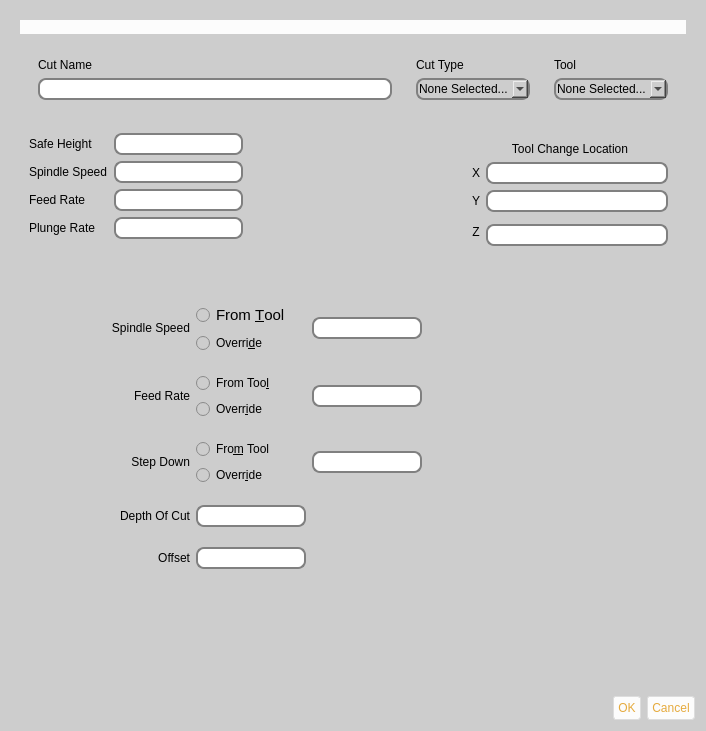
Qt form buildbotics/resources/ui/cut.ui (DougCoffland/FreeCADGCodeWB) before a commit.
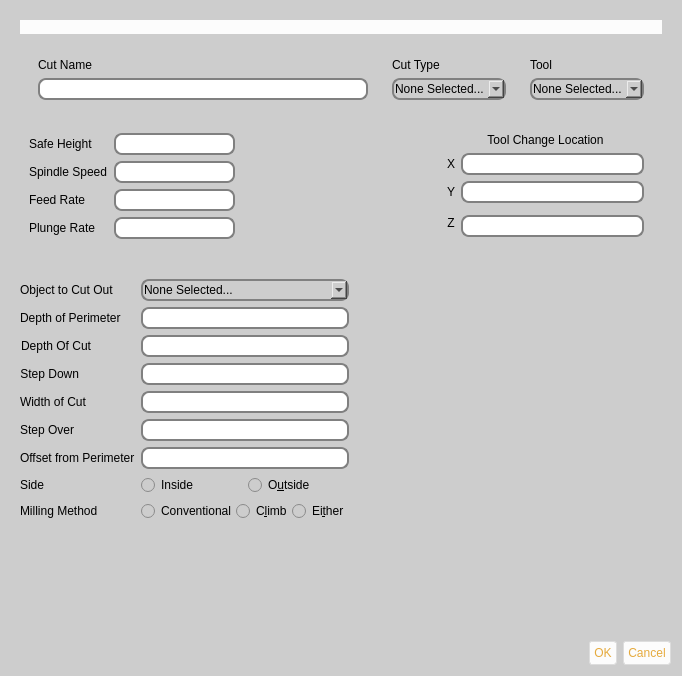
The same form after that commit. The open tabs and pages were chosen to show the change. Icons and pictures are not drawn.

Commit message: perimeter cut partially built

Diff of the .ui file:
```diff
--- a/buildbotics/resources/ui/cut.ui
+++ b/buildbotics/resources/ui/cut.ui
@@ -9,8 +9,8 @@
    <rect>
     <x>0</x>
     <y>0</y>
-    <width>706</width>
-    <height>731</height>
+    <width>682</width>
+    <height>676</height>
    </rect>
   </property>
   <property name="windowTitle">
@@ -175,7 +175,11 @@
              </widget>
             </item>
             <item>
-             <widget class="QLineEdit" name="nameLE"/>
+             <widget class="QLineEdit" name="nameLE">
+              <property name="toolTip">
+               <string>Enter a descriptive name for this cut.</string>
+              </property>
+             </widget>
             </item>
            </layout>
           </widget>
@@ -317,6 +321,12 @@
             <enum>QFrame::Raised</enum>
            </property>
            <layout class="QVBoxLayout" name="verticalLayout_4">
+            <property name="leftMargin">
+             <number>0</number>
+            </property>
+            <property name="topMargin">
+             <number>0</number>
+            </property>
             <item>
              <widget class="QLabel" name="tclL">
               <property name="text">
@@ -1051,146 +1061,242 @@
       </layout>
      </widget>
      <widget class="QWidget" name="page_4">
-      <widget class="QWidget" name="gridLayoutWidget">
-       <property name="geometry">
-        <rect>
-         <x>100</x>
-         <y>10</y>
-         <width>311</width>
-         <height>294</height>
-        </rect>
-       </property>
-       <layout class="QGridLayout" name="gridLayout">
-        <item row="3" column="0">
-         <widget class="QLabel" name="label_11">
-          <property name="text">
-           <string>Depth Of Cut</string>
-          </property>
-          <property name="alignment">
-           <set>Qt::AlignRight|Qt::AlignTrailing|Qt::AlignVCenter</set>
-          </property>
-         </widget>
-        </item>
-        <item row="3" column="1">
-         <widget class="QLineEdit" name="lineEdit_6"/>
-        </item>
-        <item row="2" column="0">
-         <widget class="QLabel" name="label_10">
-          <property name="text">
-           <string>Step Down</string>
-          </property>
-          <property name="alignment">
-           <set>Qt::AlignRight|Qt::AlignTrailing|Qt::AlignVCenter</set>
-          </property>
-         </widget>
-        </item>
-        <item row="0" column="1">
-         <layout class="QVBoxLayout" name="verticalLayout">
-          <item>
-           <widget class="QRadioButton" name="radioButton">
-            <property name="font">
-             <font>
-              <family>Cantarell</family>
-              <pointsize>11</pointsize>
-              <weight>50</weight>
-              <italic>false</italic>
-              <bold>false</bold>
-             </font>
+      <layout class="QHBoxLayout" name="horizontalLayout_15">
+       <item>
+        <layout class="QFormLayout" name="formLayout_3">
+         <item row="3" column="0">
+          <widget class="QLabel" name="perimeterDepthOfCutL">
+           <property name="text">
+            <string>Depth Of Cut</string>
+           </property>
+           <property name="alignment">
+            <set>Qt::AlignRight|Qt::AlignTrailing|Qt::AlignVCenter</set>
+           </property>
+          </widget>
+         </item>
+         <item row="4" column="0">
+          <widget class="QLabel" name="perimeterStepDownL">
+           <property name="text">
+            <string>Step Down</string>
+           </property>
+           <property name="alignment">
+            <set>Qt::AlignRight|Qt::AlignTrailing|Qt::AlignVCenter</set>
+           </property>
+          </widget>
+         </item>
+         <item row="5" column="0">
+          <widget class="QLabel" name="perimeterWidthOfCutL">
+           <property name="text">
+            <string>Width of Cut</string>
+           </property>
+          </widget>
+         </item>
+         <item row="6" column="0">
+          <widget class="QLabel" name="perimeterStepOverL">
+           <property name="text">
+            <string>Step Over</string>
+           </property>
+          </widget>
+         </item>
+         <item row="8" column="0">
+          <widget class="QLabel" name="perimeterSideL">
+           <property name="text">
+            <string>Side</string>
+           </property>
+          </widget>
+         </item>
+         <item row="8" column="1">
+          <widget class="QFrame" name="frame_20">
+           <property name="frameShape">
+            <enum>QFrame::NoFrame</enum>
+           </property>
+           <property name="frameShadow">
+            <enum>QFrame::Plain</enum>
+           </property>
+           <layout class="QHBoxLayout" name="horizontalLayout_12">
+            <property name="leftMargin">
+             <number>0</number>
             </property>
-            <property name="text">
-             <string>From &amp;Tool</string>
+            <property name="topMargin">
+             <number>0</number>
             </property>
-           </widget>
-          </item>
-          <item>
-           <widget class="QRadioButton" name="radioButton_2">
-            <property name="text">
-             <string>Overri&amp;de</string>
+            <property name="rightMargin">
+             <number>0</number>
             </property>
-           </widget>
-          </item>
-         </layout>
-        </item>
-        <item row="1" column="2">
-         <widget class="QLineEdit" name="lineEdit_3"/>
-        </item>
-        <item row="2" column="1">
-         <layout class="QVBoxLayout" name="verticalLayout_2">
-          <item>
-           <widget class="QRadioButton" name="radioButton_4">
-            <property name="text">
-             <string>Fro&amp;m Tool</string>
+            <property name="bottomMargin">
+             <number>0</number>
             </property>
-           </widget>
-          </item>
-          <item>
-           <widget class="QRadioButton" name="radioButton_5">
-            <property name="text">
-             <string>Overr&amp;ide</string>
+            <item>
+             <widget class="QRadioButton" name="perimeterInsideRB">
+              <property name="toolTip">
+               <string>The cut will be inside the perimeter.</string>
+              </property>
+              <property name="text">
+               <string>Inside</string>
+              </property>
+             </widget>
+            </item>
+            <item>
+             <widget class="QRadioButton" name="perimeterOutsideRB">
+              <property name="toolTip">
+               <string>The cut will be outside the perimeter</string>
+              </property>
+              <property name="text">
+               <string>O&amp;utside</string>
+              </property>
+             </widget>
+            </item>
+           </layout>
+          </widget>
+         </item>
+         <item row="3" column="1">
+          <widget class="QLineEdit" name="perimeterDepthOfCutE">
+           <property name="toolTip">
+            <string>Distance below the z-axis origin for the final cut.</string>
+           </property>
+          </widget>
+         </item>
+         <item row="4" column="1">
+          <widget class="QLineEdit" name="perimeterStepDownE">
+           <property name="toolTip">
+            <string>The distance that the z-axis will move down with each pass</string>
+           </property>
+          </widget>
+         </item>
+         <item row="5" column="1">
+          <widget class="QLineEdit" name="perimeterWidthOfCutE">
+           <property name="toolTip">
+            <string>The width of the perimeter cut. This width cannot be less that the width of the selected tool.</string>
+           </property>
+          </widget>
+         </item>
+         <item row="6" column="1">
+          <widget class="QLineEdit" name="perimeterStepOverE">
+           <property name="toolTip">
+            <string>The distance to step over for each pass when the width of cut is greater than the width of the tool</string>
+           </property>
+          </widget>
+         </item>
+         <item row="10" column="0">
+          <widget class="QLabel" name="perimeterMillingMethodL">
+           <property name="text">
+            <string>Milling Method</string>
+           </property>
+          </widget>
+         </item>
+         <item row="10" column="1">
+          <widget class="QFrame" name="frame_22">
+           <property name="frameShape">
+            <enum>QFrame::NoFrame</enum>
+           </property>
+           <property name="frameShadow">
+            <enum>QFrame::Sunken</enum>
+           </property>
+           <layout class="QHBoxLayout" name="horizontalLayout_14">
+            <property name="spacing">
+             <number>0</number>
             </property>
-           </widget>
-          </item>
-         </layout>
-        </item>
-        <item row="1" column="1">
-         <layout class="QVBoxLayout" name="verticalLayout_3">
-          <item>
-           <widget class="QRadioButton" name="radioButton_3">
-            <property name="text">
-             <string>From Too&amp;l</string>
+            <property name="leftMargin">
+             <number>0</number>
             </property>
-           </widget>
-          </item>
-          <item>
-           <widget class="QRadioButton" name="radioButton_6">
+            <property name="topMargin">
+             <number>0</number>
+            </property>
+            <property name="rightMargin">
+             <number>0</number>
+            </property>
+            <property name="bottomMargin">
+             <number>0</number>
+            </property>
+            <item>
+             <widget class="QRadioButton" name="perimeterConventionalRB">
+              <property name="toolTip">
+               <string>Cutting edge turns in to material behind the tool</string>
+              </property>
+              <property name="text">
+               <string>Conventional</string>
+              </property>
+             </widget>
+            </item>
+            <item>
+             <widget class="QRadioButton" name="perimeterClimbRB">
+              <property name="toolTip">
+               <string>Cutting edge of the tool cuts into the material ahead of the tool.</string>
+              </property>
+              <property name="text">
+               <string>C&amp;limb</string>
+              </property>
+             </widget>
+            </item>
+            <item>
+             <widget class="QRadioButton" name="perimeterEitherRB">
+              <property name="toolTip">
+               <string>System decides the milling method for you.</string>
+              </property>
+              <property name="text">
+               <string>Ei&amp;ther</string>
+              </property>
+             </widget>
+            </item>
+           </layout>
+          </widget>
+         </item>
+         <item row="7" column="0">
+          <widget class="QLabel" name="perimeterOffsetL">
+           <property name="text">
+            <string>Offset from Perimeter</string>
+           </property>
+          </widget>
+         </item>
+         <item row="7" column="1">
+          <widget class="QLineEdit" name="perimeterOffsetE">
+           <property name="toolTip">
+            <string>The distance that the edge of the cut will be from the perimeter. A value of zero means that the center of the bit will be on the perimeter.</string>
+           </property>
+          </widget>
+         </item>
+         <item row="1" column="0">
+          <widget class="QLabel" name="perimeterObjectToCutL">
+           <property name="text">
+            <string>Object to Cut Out</string>
+           </property>
+          </widget>
+         </item>
+         <item row="2" column="0">
+          <widget class="QLabel" name="perimeterDepthL">
+           <property name="text">
+            <string>Depth of Perimeter</string>
+           </property>
+          </widget>
+         </item>
+         <item row="2" column="1">
+          <widget class="QLineEdit" name="perimeterDepthE"/>
+         </item>
+         <item row="1" column="1">
+          <widget class="QComboBox" name="perimeterObjectToCutCB">
+           <item>
             <property name="text">
-             <string>Overr&amp;ide</string>
+             <string>None Selected...</string>
             </property>
-           </widget>
-          </item>
-         </layout>
-        </item>
-        <item row="0" column="0">
-         <widget class="QLabel" name="label_7">
-          <property name="text">
-           <string>Spindle Speed</string>
-          </property>
-          <property name="alignment">
-           <set>Qt::AlignRight|Qt::AlignTrailing|Qt::AlignVCenter</set>
-          </property>
-         </widget>
-        </item>
-        <item row="2" column="2">
-         <widget class="QLineEdit" name="lineEdit_5"/>
-        </item>
-        <item row="0" column="2">
-         <widget class="QLineEdit" name="lineEdit_2"/>
-        </item>
-        <item row="1" column="0">
-         <widget class="QLabel" name="label_8">
-          <property name="text">
-           <string>Feed Rate</string>
-          </property>
-          <property name="alignment">
-           <set>Qt::AlignRight|Qt::AlignTrailing|Qt::AlignVCenter</set>
-          </property>
-         </widget>
-        </item>
-        <item row="4" column="0">
-         <widget class="QLabel" name="label_9">
-          <property name="text">
-           <string>Offset</string>
-          </property>
-          <property name="alignment">
-           <set>Qt::AlignRight|Qt::AlignTrailing|Qt::AlignVCenter</set>
-          </property>
-         </widget>
-        </item>
-        <item row="4" column="1">
-         <widget class="QLineEdit" name="lineEdit_4"/>
-        </item>
-       </layout>
-      </widget>
+           </item>
+          </widget>
+         </item>
+        </layout>
+       </item>
+       <item>
+        <spacer name="horizontalSpacer_5">
+         <property name="orientation">
+          <enum>Qt::Horizontal</enum>
+         </property>
+         <property name="sizeHint" stdset="0">
+          <size>
+           <width>193</width>
+           <height>20</height>
+          </size>
+         </property>
+        </spacer>
+       </item>
+      </layout>
      </widget>
      <widget class="QWidget" name="page_5">
       <widget class="QLabel" name="label_20">
```
Left out of the diff: 70 changed lines with no effect on the pictures. The commit also changes 5 other files.
